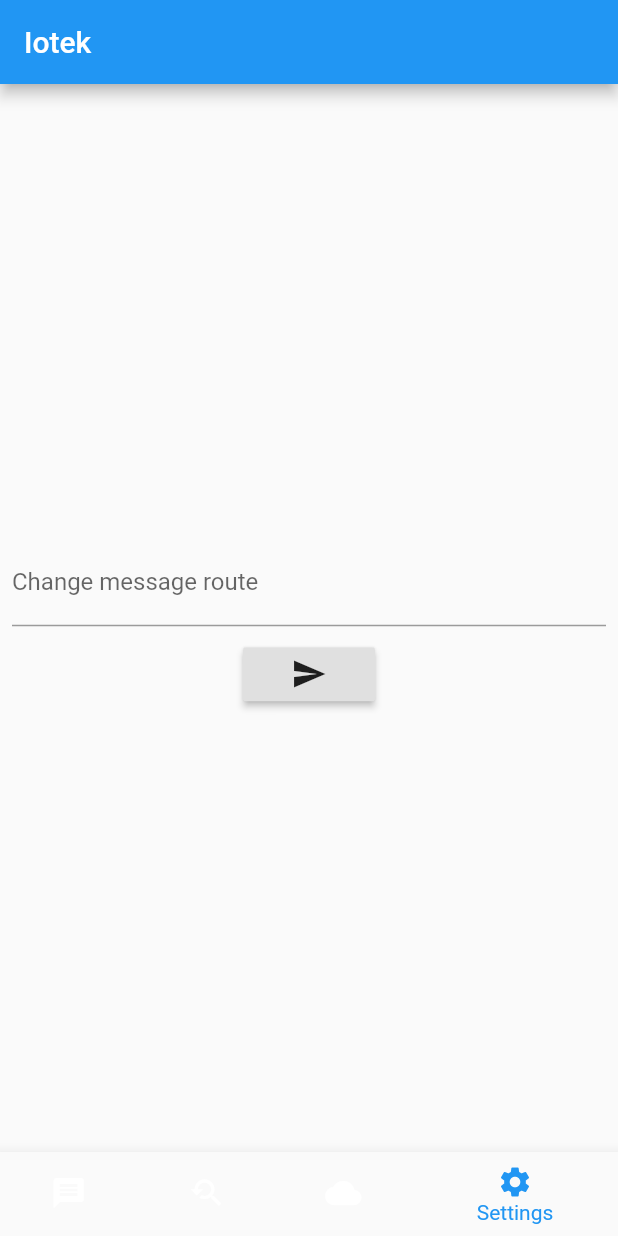
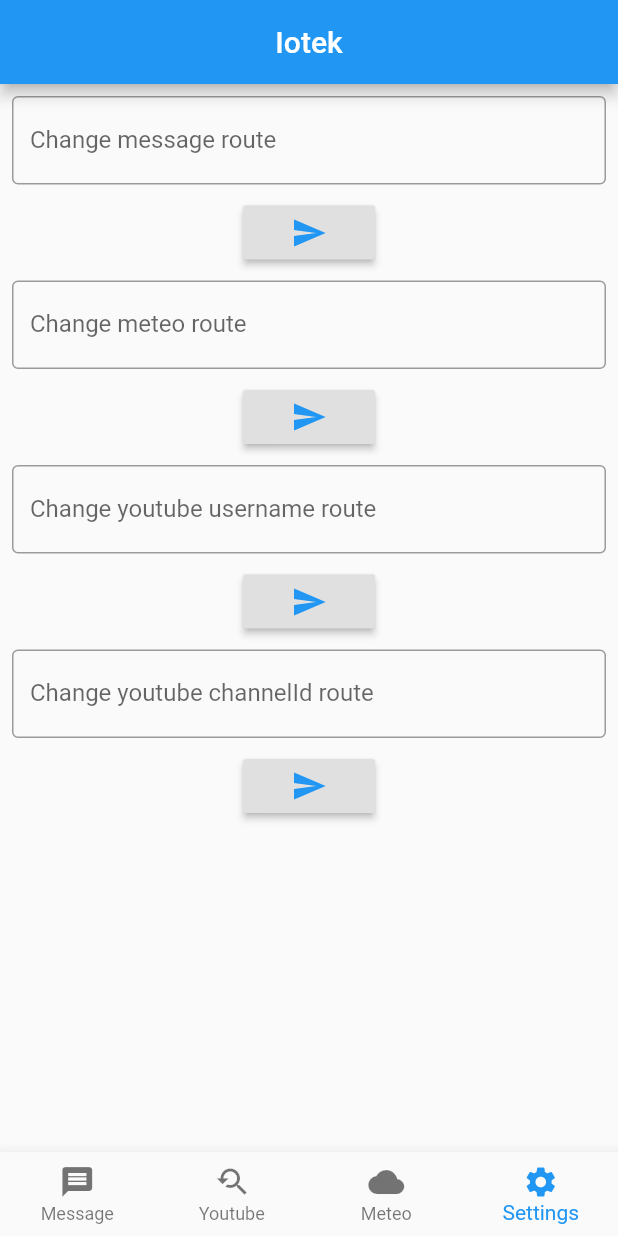
Before and after one commit to blazx972/iotApp, a Flutter app: the screen it shows after launch, item 4 of the bottom bar chosen, after a tap on the "send" icon, on a phone screen of 412 x 824 dp. Run offline on Flutter 3.47's test engine with Material 2 defaults, Android fonts, the phone set to English and light mode, and no system bars; our stand-ins replace firebase_database; missing offline and left inert: mqtt_client; accounts and stored records are empty.

Commit message:
[ADD] update route function and retrieve route function, [FIX] navigaion bar

```diff
--- a/iot_app/lib/main.dart
+++ b/iot_app/lib/main.dart
@@ -57,14 +57,15 @@ class _MyHomePageState extends State<MyHomePage> {
     ];
     return Scaffold(
       appBar: AppBar(
-        title: Text(widget.title),
+        title: new Center(child: new Text(widget.title, textAlign: TextAlign.center)),
       ),
-      body: Center(
+      body: SingleChildScrollView(
         child: _widgetOptions.elementAt(_selectedIndex),
       ),
 
       // Navigation bar
       bottomNavigationBar: BottomNavigationBar(
+        type: BottomNavigationBarType.fixed,
         items: const <BottomNavigationBarItem>[
           BottomNavigationBarItem(
             icon: Icon(Icons.message),
--- a/iot_app/lib/msgPage.dart
+++ b/iot_app/lib/msgPage.dart
@@ -1,7 +1,6 @@
 import 'package:flutter/material.dart';
-import 'dart:async';
 import 'package:mqtt_client/mqtt_client.dart' as mqtt;
-import 'package:iot_app/settingsMqtt.dart';
+import 'package:firebase_database/firebase_database.dart';
 
 class MsgPage extends StatefulWidget {
   final mqtt.MqttClient client;
@@ -36,6 +35,7 @@ class _MsgPageState extends State<MsgPage> {
             padding: EdgeInsets.all(8.0),
             child: TextFormField(
                     decoration: InputDecoration(
+                      border: OutlineInputBorder(),
                       labelText: "Enter your message",
                     ),
                     validator: (input) =>
@@ -45,7 +45,7 @@ class _MsgPageState extends State<MsgPage> {
           ),
           Center(
             child: RaisedButton(
-              child: Icon(Icons.send),
+              child: Icon(Icons.send, color: Colors.blue),
               onPressed: () {
                 _sendMsg();
               }
@@ -57,14 +57,14 @@ class _MsgPageState extends State<MsgPage> {
     );
   }
 
-  void _sendMsg() {
+  void _sendMsg() async {
     if (formKey.currentState.validate()) {
       setState(() {
         formKey.currentState.save();
       });
     }
-    getRouteMsg();
-    const String pubTopic = 'home/vsullivan/testI';
+
+    String pubTopic = (await FirebaseDatabase.instance.reference().child("mqtt/message").once()).value;
     final mqtt.MqttClientPayloadBuilder builder = mqtt.MqttClientPayloadBuilder();
     builder.addString(this._msg);
     client.publishMessage(pubTopic, mqtt.MqttQos.exactlyOnce, builder.payload);
--- a/iot_app/lib/settingsMqtt.dart
+++ b/iot_app/lib/settingsMqtt.dart
@@ -15,6 +15,9 @@ class _SettingMqttState extends State<SettingMqtt> {
 
   final formKey = GlobalKey<FormState>();
   String _routeMsg;
+  String _routeWeather;
+  String _routeYtUsername;
+  String _routeYtChannelId;
 
   @override
   void initState() {
@@ -32,6 +35,7 @@ class _SettingMqttState extends State<SettingMqtt> {
             padding: EdgeInsets.all(8.0),
             child: TextFormField(
                     decoration: InputDecoration(
+                      border: OutlineInputBorder(),
                       labelText: "Change message route",
                     ),
                     validator: (input) =>
@@ -41,9 +45,69 @@ class _SettingMqttState extends State<SettingMqtt> {
           ),
           Center(
             child: RaisedButton(
-              child: Icon(Icons.send),
+              child: Icon(Icons.send, color: Colors.blue),
               onPressed: () {
                 updateMsgRoute(_routeMsg);
+              }
+            ),
+          ),
+          Padding(
+            padding: EdgeInsets.all(8.0),
+            child: TextFormField(
+                    decoration: InputDecoration(
+                      border: OutlineInputBorder(),
+                      labelText: "Change meteo route",
+                    ),
+                    validator: (input) =>
+                        input.contains('@') ? 'Bad character' : null,
+                      onSaved: (input) => this._routeWeather = input,
+                  ),
+          ),
+          Center(
+            child: RaisedButton(
+              child: Icon(Icons.send, color: Colors.blue),
+              onPressed: () {
+                updateWeatherRoute(_routeWeather);
+              }
+            ),
+          ),
+          Padding(
+            padding: EdgeInsets.all(8.0),
+            child: TextFormField(
+                    decoration: InputDecoration(
+                      border: OutlineInputBorder(),
+                      labelText: "Change youtube username route",
+                    ),
+                    validator: (input) =>
+                        input.contains('@') ? 'Bad character' : null,
+                      onSaved: (input) => this._routeYtUsername = input,
+                  ),
+          ),
+          Center(
+            child: RaisedButton(
+              child: Icon(Icons.send, color: Colors.blue),
+              onPressed: () {
+                updateYtUsernameRoute(_routeYtUsername);
+              }
+            ),
+          ),
+          Padding(
+            padding: EdgeInsets.all(8.0),
+            child: TextFormField(
+                    decoration: InputDecoration(
+                      border: OutlineInputBorder(),
+                      labelText: "Change youtube channelId route",
+                    ),
+                    validator: (input) =>
+                        input.contains('@') ? 'Bad character' : null,
+                      onSaved: (input) => this._routeYtChannelId = input,
+                  ),
+          ),
+          Center(
+            child: RaisedButton(
+              child: Icon(Icons.send, color: Colors.blue),
+              onPressed: () {
+                updateYtChannelIdRoute(_routeYtChannelId);
               }
             ),
           ),
@@ -97,9 +161,3 @@ class _SettingMqttState extends State<SettingMqtt> {
     });
   }
 }
-
-void getRouteMsg(){
-  databaseReference.once().then((DataSnapshot snapshot) {
-    print('Data : ${snapshot.value}');
-  });
-}
--- a/iot_app/pubspec.yaml
+++ b/iot_app/pubspec.yaml
@@ -21,6 +21,7 @@ dependencies:
     sdk: flutter
   mqtt_client: ^5.6.3
   firebase_database: 1.0.3
+  http: ^0.12.0
 
 
   # The following adds the Cupertino Icons font to your application.
```
Also changed, not shown: iot_app/lib/weatherPage.dart (+7 -4 lines), iot_app/lib/ytPage.dart (+11 -7 lines), iot_app/pubspec.lock.
